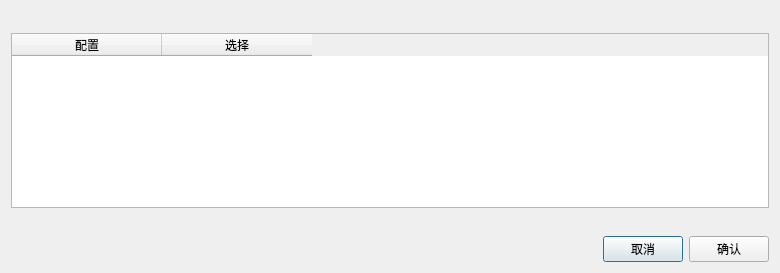
Above: GUI/configurate.ui from ZxxWs/IdentifyBuilding before the change. Below: the same form after it.
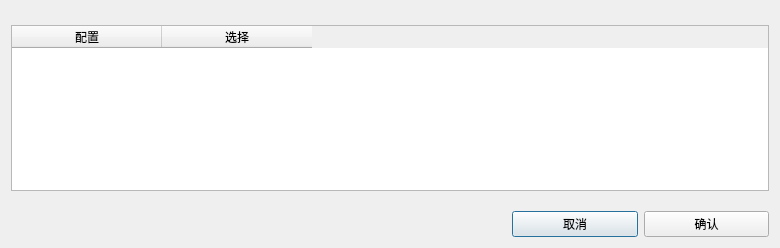
That is the form after the change.

Diff of the .ui file:
```diff
--- a/GUI/configurate.ui
+++ b/GUI/configurate.ui
@@ -7,7 +7,7 @@
     <x>0</x>
     <y>0</y>
     <width>780</width>
-    <height>273</height>
+    <height>248</height>
    </rect>
   </property>
   <property name="acceptDrops">
@@ -16,7 +16,7 @@
   <property name="windowTitle">
    <string>项目配置</string>
   </property>
-  <layout class="QVBoxLayout" name="verticalLayout_2">
+  <layout class="QVBoxLayout" name="verticalLayout_2" stretch="0,0,0,1">
    <item>
     <spacer name="verticalSpacer">
      <property name="orientation">
@@ -82,7 +82,7 @@
     </spacer>
    </item>
    <item>
-    <layout class="QHBoxLayout" name="horizontalLayout">
+    <layout class="QHBoxLayout" name="horizontalLayout" stretch="4,1,1">
      <item>
       <spacer name="horizontalSpacer">
        <property name="orientation">
@@ -98,6 +98,12 @@
      </item>
      <item>
       <widget class="QPushButton" name="pushButtonCancel">
+       <property name="sizePolicy">
+        <sizepolicy hsizetype="Expanding" vsizetype="Expanding">
+         <horstretch>0</horstretch>
+         <verstretch>0</verstretch>
+        </sizepolicy>
+       </property>
        <property name="text">
         <string>取消</string>
        </property>
@@ -105,6 +111,12 @@
      </item>
      <item>
       <widget class="QPushButton" name="pushButtonVerify">
+       <property name="sizePolicy">
+        <sizepolicy hsizetype="Expanding" vsizetype="Expanding">
+         <horstretch>0</horstretch>
+         <verstretch>0</verstretch>
+        </sizepolicy>
+       </property>
        <property name="text">
         <string>确认</string>
        </property>
```
